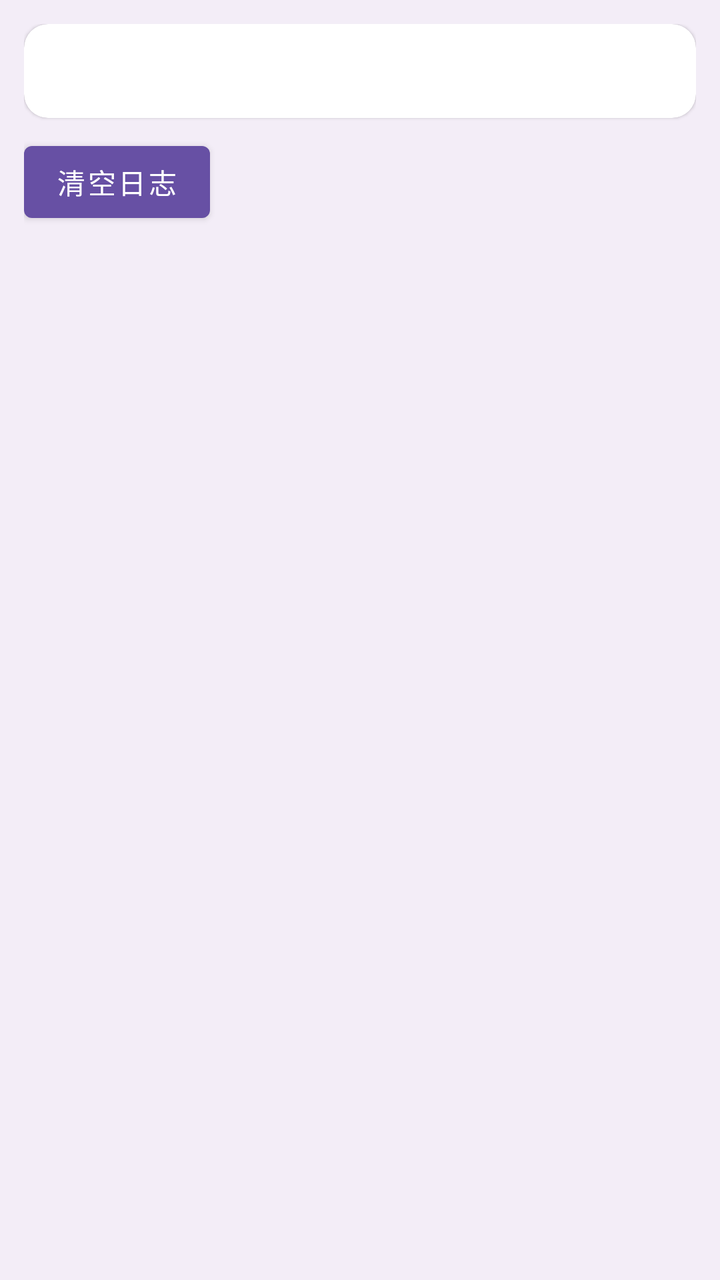
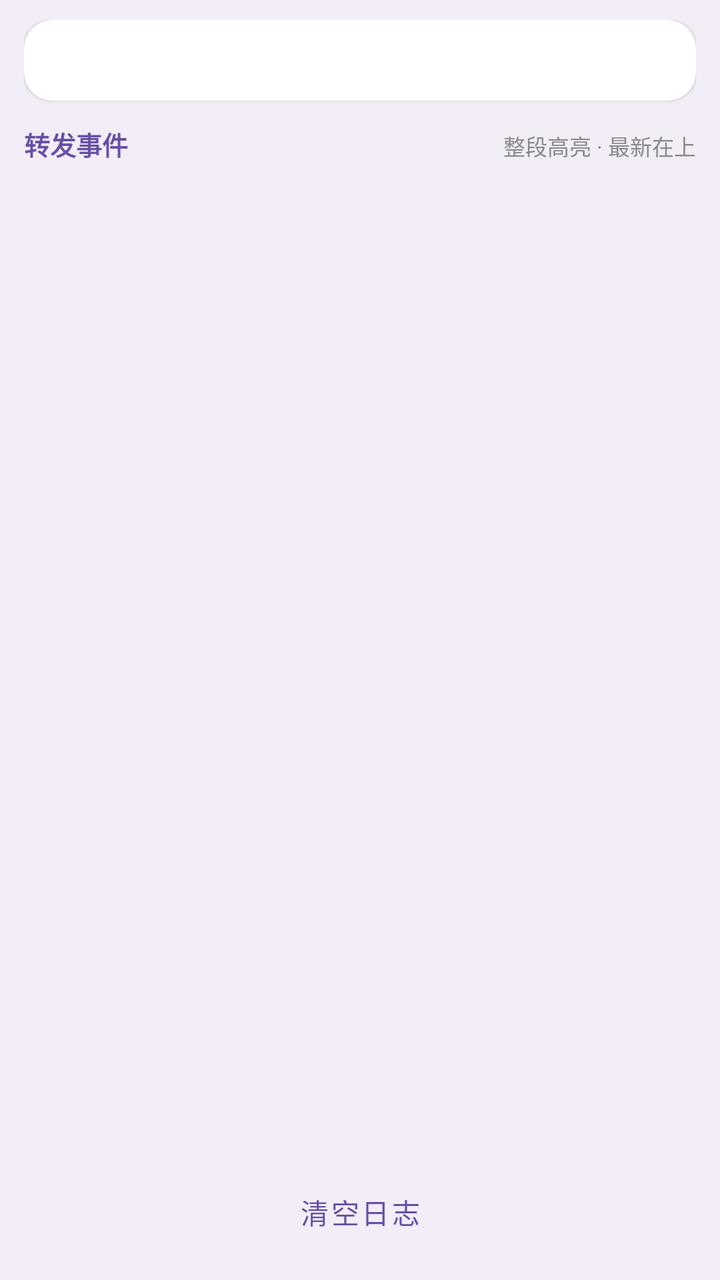

Screens rendered from an Android XML layout before and after an edit, with the pre-edit source and the edit as a unified diff.
<!-- AndroidManifest.xml: application theme Theme.SMSForwarder -->
<!-- res/layout/activity_log.xml -->
<?xml version="1.0" encoding="utf-8"?>
<LinearLayout xmlns:android="http://schemas.android.com/apk/res/android"
    xmlns:app="http://schemas.android.com/apk/res-auto"
    android:layout_width="match_parent"
    android:layout_height="match_parent"
    android:background="#F3EDF7"
    android:orientation="vertical"
    android:padding="12dp">

    <com.google.android.material.card.MaterialCardView
        android:layout_width="match_parent"
        android:layout_height="wrap_content"
        app:cardCornerRadius="12dp">

        <TextView
            android:id="@+id/tvSelfCheck"
            android:layout_width="match_parent"
            android:layout_height="wrap_content"
            android:lineSpacingExtra="4dp"
            android:padding="14dp"
            android:textSize="14sp" />
    </com.google.android.material.card.MaterialCardView>

    <Button
        android:id="@+id/btnClearLogs"
        android:layout_width="wrap_content"
        android:layout_height="wrap_content"
        android:layout_marginTop="8dp"
        android:text="清空日志" />

    <ScrollView
        android:layout_width="match_parent"
        android:layout_height="0dp"
        android:layout_marginTop="8dp"
        android:layout_weight="1">

        <TextView
            android:id="@+id/tvLogs"
            android:layout_width="match_parent"
            android:layout_height="wrap_content"
            android:fontFamily="monospace"
            android:textSize="12sp" />
    </ScrollView>
</LinearLayout>
<!-- resources referenced by this layout -->
<resources>
  <style name="Theme.SMSForwarder" parent="Theme.MaterialComponents.DayNight.DarkActionBar">
          <item name="colorPrimary">#6750A4</item>
          <item name="colorPrimaryVariant">#4F378B</item>
          <item name="colorOnPrimary">#FFFFFF</item>
          <item name="colorSecondary">#6750A4</item>
          <item name="colorOnSecondary">#FFFFFF</item>
      </style>
</resources>

<!-- the commit's change to res/layout/activity_log.xml (unified diff, before → after) -->
@@ -3,42 +3,74 @@
     xmlns:app="http://schemas.android.com/apk/res-auto"
     android:layout_width="match_parent"
     android:layout_height="match_parent"
-    android:background="#F3EDF7"
+    android:background="@color/bg_page"
     android:orientation="vertical"
-    android:padding="12dp">
+    android:paddingStart="12dp"
+    android:paddingTop="10dp"
+    android:paddingEnd="12dp"
+    android:paddingBottom="10dp">
 
     <com.google.android.material.card.MaterialCardView
         android:layout_width="match_parent"
         android:layout_height="wrap_content"
-        app:cardCornerRadius="12dp">
+        app:cardCornerRadius="14dp"
+        app:cardElevation="1dp">
 
         <TextView
             android:id="@+id/tvSelfCheck"
             android:layout_width="match_parent"
             android:layout_height="wrap_content"
             android:lineSpacingExtra="4dp"
-            android:padding="14dp"
-            android:textSize="14sp" />
+            android:padding="12dp"
+            android:textSize="12sp" />
     </com.google.android.material.card.MaterialCardView>
 
-    <Button
+    <LinearLayout
+        android:layout_width="match_parent"
+        android:layout_height="wrap_content"
+        android:layout_marginTop="12dp"
+        android:layout_marginBottom="6dp"
+        android:orientation="horizontal">
+
+        <TextView
+            android:layout_width="0dp"
+            android:layout_height="wrap_content"
+            android:layout_weight="1"
+            android:text="转发事件"
+            android:textColor="@color/purple_primary"
+            android:textSize="13sp"
+            android:textStyle="bold" />
+
+        <TextView
+            android:layout_width="wrap_content"
+            android:layout_height="wrap_content"
+            android:text="整段高亮 · 最新在上"
+            android:textColor="@color/text_helper"
+            android:textSize="11sp" />
+    </LinearLayout>
+
+    <androidx.recyclerview.widget.RecyclerView
+        android:id="@+id/recyclerEvents"
+        android:layout_width="match_parent"
+        android:layout_height="0dp"
+        android:layout_weight="1"
+        android:clipToPadding="false"
+        android:paddingBottom="6dp" />
+
+    <TextView
+        android:id="@+id/tvEmptyEvents"
+        android:layout_width="match_parent"
+        android:layout_height="wrap_content"
+        android:text="还没有转发事件，收到短信后这里会显示完整链路"
+        android:textColor="@color/text_secondary"
+        android:textSize="13sp"
+        android:visibility="gone" />
+
+    <com.google.android.material.button.MaterialButton
         android:id="@+id/btnClearLogs"
+        style="@style/Widget.MaterialComponents.Button.TextButton"
         android:layout_width="wrap_content"
         android:layout_height="wrap_content"
-        android:layout_marginTop="8dp"
+        android:layout_gravity="center_horizontal"
         android:text="清空日志" />
-
-    <ScrollView
-        android:layout_width="match_parent"
-        android:layout_height="0dp"
-        android:layout_marginTop="8dp"
-        android:layout_weight="1">
-
-        <TextView
-            android:id="@+id/tvLogs"
-            android:layout_width="match_parent"
-            android:layout_height="wrap_content"
-            android:fontFamily="monospace"
-            android:textSize="12sp" />
-    </ScrollView>
 </LinearLayout>
<!-- resource entries referenced after the edit -->
@@ -1,5 +1,9 @@
 <!-- resources referenced by this layout -->
 <resources>
+  <color name="bg_page">#F3EDF7</color>
+  <color name="purple_primary">#6750A4</color>
+  <color name="text_helper">#8A8A8E</color>
+  <color name="text_secondary">#6B6B6B</color>
   <style name="Theme.SMSForwarder" parent="Theme.MaterialComponents.DayNight.DarkActionBar">
           <item name="colorPrimary">#6750A4</item>
           <item name="colorPrimaryVariant">#4F378B</item>
